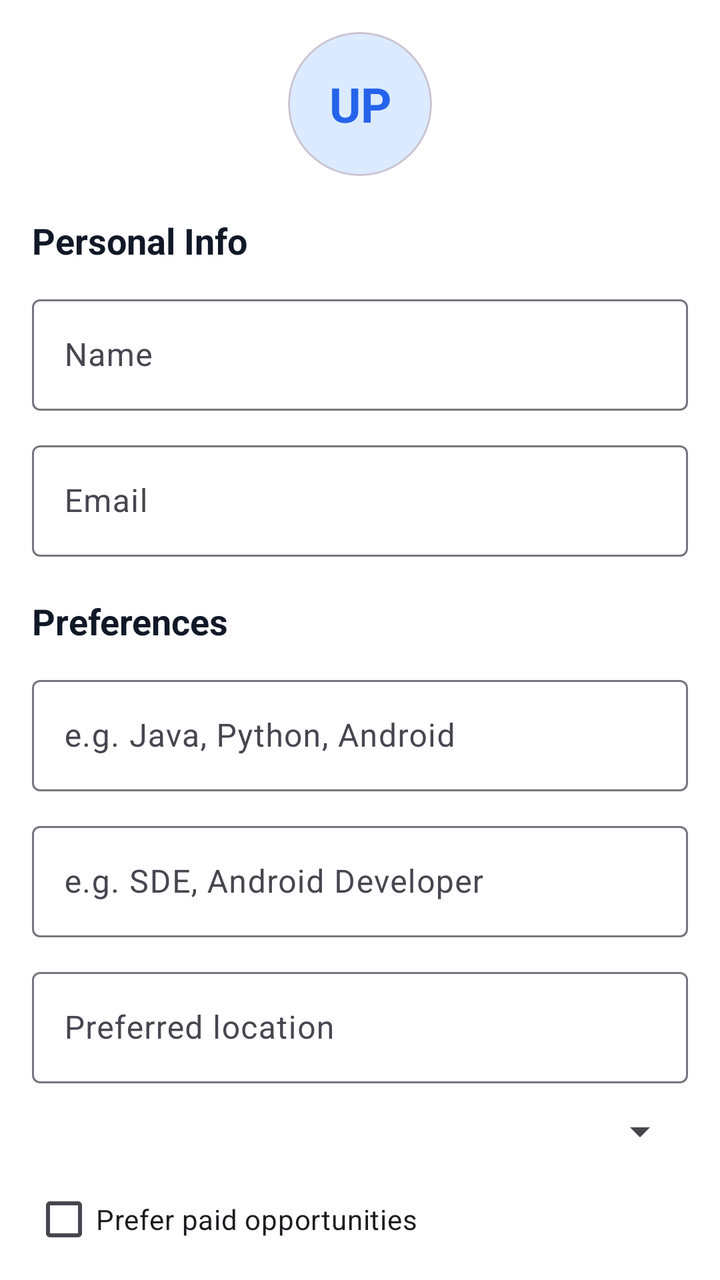
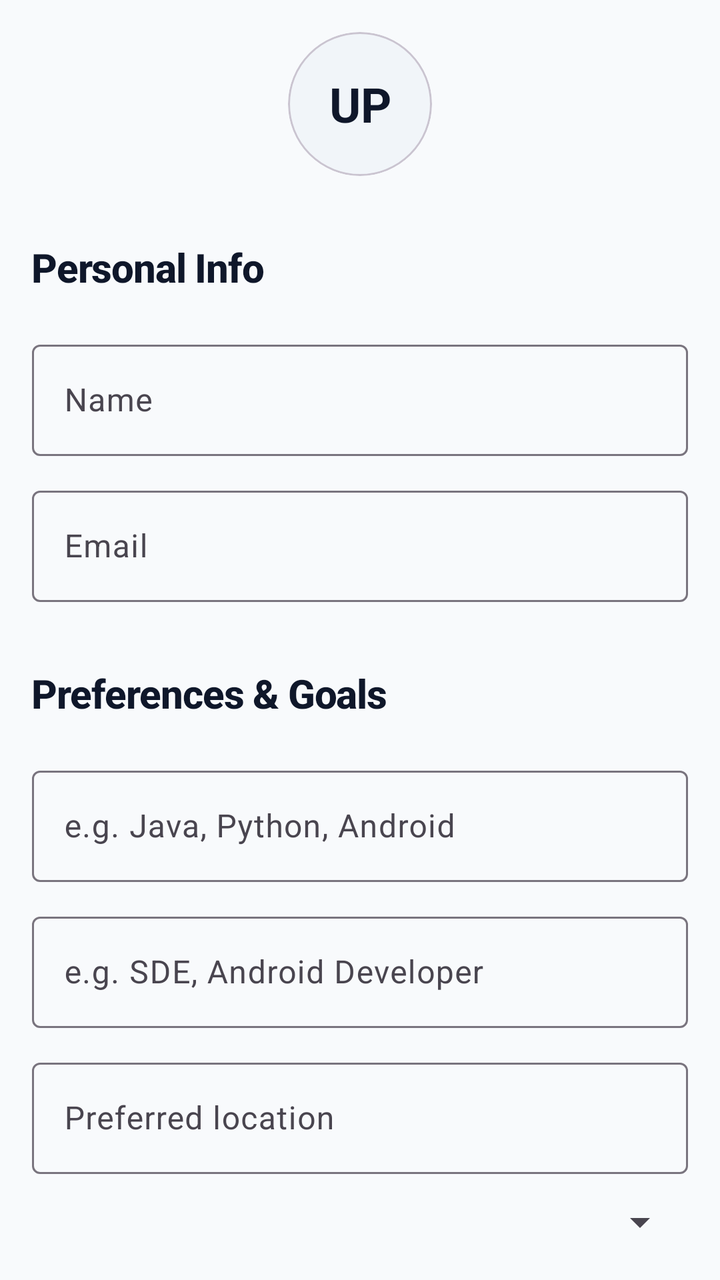

Compare the two renders of this Android layout. The source of the first and the diff that turns it into the second are given below.
<!-- AndroidManifest.xml: application theme Theme.MyApplication -->
<!-- res/layout/fragment_profile.xml -->
<?xml version="1.0" encoding="utf-8"?>
<androidx.core.widget.NestedScrollView xmlns:android="http://schemas.android.com/apk/res/android"
    xmlns:app="http://schemas.android.com/apk/res-auto"
    android:layout_width="match_parent"
    android:layout_height="match_parent"
    android:background="@color/background"
    android:clipToPadding="false">

    <LinearLayout
        android:layout_width="match_parent"
        android:layout_height="wrap_content"
        android:orientation="vertical"
        android:padding="16dp">

        <com.google.android.material.card.MaterialCardView
            android:layout_width="72dp"
            android:layout_height="72dp"
            android:layout_gravity="center_horizontal"
            app:cardBackgroundColor="@color/primary_container"
            app:cardCornerRadius="36dp"
            app:cardElevation="0dp">

            <TextView
                android:layout_width="match_parent"
                android:layout_height="match_parent"
                android:gravity="center"
                android:text="UP"
                android:textColor="@color/primary"
                android:textSize="24sp"
                android:textStyle="bold" />

        </com.google.android.material.card.MaterialCardView>

        <TextView
            android:layout_width="wrap_content"
            android:layout_height="wrap_content"
            android:layout_marginTop="20dp"
            android:text="Personal Info"
            android:textColor="@color/on_background"
            android:textSize="18sp"
            android:textStyle="bold" />

        <com.google.android.material.textfield.TextInputLayout
            style="@style/Widget.Material3.TextInputLayout.OutlinedBox"
            android:layout_width="match_parent"
            android:layout_height="wrap_content"
            android:layout_marginTop="12dp"
            android:hint="Name">

            <com.google.android.material.textfield.TextInputEditText
                android:id="@+id/etName"
                android:layout_width="match_parent"
                android:layout_height="wrap_content"
                android:inputType="textPersonName" />

        </com.google.android.material.textfield.TextInputLayout>

        <com.google.android.material.textfield.TextInputLayout
            style="@style/Widget.Material3.TextInputLayout.OutlinedBox"
            android:layout_width="match_parent"
            android:layout_height="wrap_content"
            android:layout_marginTop="12dp"
            android:hint="Email">

            <com.google.android.material.textfield.TextInputEditText
                android:id="@+id/etEmail"
                android:layout_width="match_parent"
                android:layout_height="wrap_content"
                android:inputType="textEmailAddress" />

        </com.google.android.material.textfield.TextInputLayout>

        <TextView
            android:layout_width="wrap_content"
            android:layout_height="wrap_content"
            android:layout_marginTop="20dp"
            android:text="Preferences"
            android:textColor="@color/on_background"
            android:textSize="18sp"
            android:textStyle="bold" />

        <com.google.android.material.textfield.TextInputLayout
            style="@style/Widget.Material3.TextInputLayout.OutlinedBox"
            android:layout_width="match_parent"
            android:layout_height="wrap_content"
            android:layout_marginTop="12dp"
            android:hint="e.g. Java, Python, Android">

            <com.google.android.material.textfield.TextInputEditText
                android:id="@+id/etSkills"
                android:layout_width="match_parent"
                android:layout_height="wrap_content"
                android:inputType="text" />

        </com.google.android.material.textfield.TextInputLayout>

        <com.google.android.material.textfield.TextInputLayout
            style="@style/Widget.Material3.TextInputLayout.OutlinedBox"
            android:layout_width="match_parent"
            android:layout_height="wrap_content"
            android:layout_marginTop="12dp"
            android:hint="e.g. SDE, Android Developer">

            <com.google.android.material.textfield.TextInputEditText
                android:id="@+id/etPreferredRoles"
                android:layout_width="match_parent"
                android:layout_height="wrap_content"
                android:inputType="text" />

        </com.google.android.material.textfield.TextInputLayout>

        <com.google.android.material.textfield.TextInputLayout
            style="@style/Widget.Material3.TextInputLayout.OutlinedBox"
            android:layout_width="match_parent"
            android:layout_height="wrap_content"
            android:layout_marginTop="12dp"
            android:hint="Preferred location">

            <com.google.android.material.textfield.TextInputEditText
                android:id="@+id/etPreferredLocation"
                android:layout_width="match_parent"
                android:layout_height="wrap_content"
                android:inputType="text" />

        </com.google.android.material.textfield.TextInputLayout>

        <Spinner
            android:id="@+id/spinnerJobType"
            android:layout_width="match_parent"
            android:layout_height="wrap_content"
            android:layout_marginTop="12dp" />

        <CheckBox
            android:id="@+id/cbPaidPreference"
            android:layout_width="wrap_content"
            android:layout_height="wrap_content"
            android:layout_marginTop="8dp"
            android:text="Prefer paid opportunities" />

        <TextView
            android:layout_width="wrap_content"
            android:layout_height="wrap_content"
            android:layout_marginTop="20dp"
            android:text="Resume"
            android:textColor="@color/on_background"
            android:textSize="18sp"
            android:textStyle="bold" />

        <com.google.android.material.button.MaterialButton
            android:id="@+id/btnUploadResume"
            style="@style/Widget.Material3.Button.TonalButton"
            android:layout_width="match_parent"
            android:layout_height="wrap_content"
            android:layout_marginTop="12dp"
            android:text="Upload Resume" />

        <TextView
            android:id="@+id/tvResumeFileName"
            android:layout_width="match_parent"
            android:layout_height="wrap_content"
            android:layout_marginTop="8dp"
            android:text=""
            android:textColor="@color/on_surface" />

        <TextView
            android:id="@+id/tvResumeSkills"
            android:layout_width="match_parent"
            android:layout_height="wrap_content"
            android:layout_marginTop="8dp"
            android:hint="Extracted skills will appear here"
            android:textColor="@color/on_surface" />

        <com.google.android.material.button.MaterialButton
            android:id="@+id/btnSaveProfile"
            style="@style/Widget.App.Button"
            android:layout_width="match_parent"
            android:layout_height="wrap_content"
            android:layout_marginTop="20dp"
            android:text="Save Profile" />

    </LinearLayout>

</androidx.core.widget.NestedScrollView>
<!-- resources referenced by this layout -->
<resources>
  <color name="background">#FFFFFF</color>
  <color name="on_background">#111827</color>
  <color name="on_surface">#374151</color>
  <color name="primary">#2563EB</color>
  <color name="primary_container">#DBEAFE</color>
  <style name="Widget.App.Button" parent="Widget.Material3.Button">
          <item name="cornerRadius">12dp</item>
          <item name="android:textAllCaps">false</item>
          <item name="android:paddingTop">14dp</item>
          <item name="android:paddingBottom">14dp</item>
      </style>
  <style name="Theme.MyApplication" parent="Base.Theme.MyApplication" />
  <style name="Base.Theme.MyApplication" parent="Theme.Material3.Light.NoActionBar">
          
          <item name="colorPrimary">@color/primary</item>
          <item name="colorPrimaryVariant">@color/primary_dark</item>
          <item name="colorOnPrimary">@color/on_primary</item>
          <item name="colorPrimaryContainer">@color/primary_container</item>
          
          
          <item name="colorSecondary">@color/secondary</item>
          <item name="colorSecondaryVariant">@color/secondary_dark</item>
          <item name="colorOnSecondary">@color/on_secondary</item>
          <item name="colorSecondaryContainer">@color/secondary_container</item>
          
          
          <item name="colorTertiary">@color/tertiary</item>
          <item name="colorTertiaryContainer">@color/tertiary_container</item>
          
          
          <item name="android:colorBackground">@color/background</item>
          <item name="colorSurface">@color/surface</item>
          <item name="colorSurfaceVariant">@color/surface_variant</item>
          <item name="colorOnBackground">@color/on_background</item>
          <item name="colorOnSurface">@color/on_surface</item>
          
          
          <item name="colorError">@color/error</item>
          
          
          <item name="android:statusBarColor">@color/background</item>
          <item name="android:windowLightStatusBar">true</item>
          
          
          <item name="android:navigationBarColor">@color/background</item>
          <item name="android:windowLightNavigationBar">true</item>
          
          
          <item name="shapeAppearanceSmallComponent">@style/ShapeAppearance.App.SmallComponent</item>
          <item name="shapeAppearanceMediumComponent">@style/ShapeAppearance.App.MediumComponent</item>
          <item name="shapeAppearanceLargeComponent">@style/ShapeAppearance.App.LargeComponent</item>
      </style>
  <color name="primary_dark">#1E40AF</color>
  <color name="on_primary">#FFFFFF</color>
  <color name="secondary">#7C3AED</color>
  <color name="secondary_dark">#6D28D9</color>
  <color name="on_secondary">#FFFFFF</color>
  <color name="secondary_container">#EDE9FE</color>
  <color name="tertiary">#059669</color>
  <color name="tertiary_container">#D1FAE5</color>
  <color name="surface">#F9FAFB</color>
  <color name="surface_variant">#F3F4F6</color>
  <color name="error">#EF4444</color>
  <style name="ShapeAppearance.App.SmallComponent" parent="ShapeAppearance.Material3.SmallComponent">
          <item name="cornerFamily">rounded</item>
          <item name="cornerSize">8dp</item>
      </style>
  <style name="ShapeAppearance.App.MediumComponent" parent="ShapeAppearance.Material3.MediumComponent">
          <item name="cornerFamily">rounded</item>
          <item name="cornerSize">12dp</item>
      </style>
  <style name="ShapeAppearance.App.LargeComponent" parent="ShapeAppearance.Material3.LargeComponent">
          <item name="cornerFamily">rounded</item>
          <item name="cornerSize">16dp</item>
      </style>
</resources>

<!-- the commit's change to res/layout/fragment_profile.xml (unified diff, before → after) -->
@@ -34,10 +34,13 @@
         <TextView
             android:layout_width="wrap_content"
             android:layout_height="wrap_content"
-            android:layout_marginTop="20dp"
+            android:layout_marginTop="32dp"
+            android:layout_marginBottom="8dp"
+            android:fontFamily="sans-serif-medium"
+            android:letterSpacing="-0.02"
             android:text="Personal Info"
             android:textColor="@color/on_background"
-            android:textSize="18sp"
+            android:textSize="20sp"
             android:textStyle="bold" />
 
         <com.google.android.material.textfield.TextInputLayout
@@ -73,10 +76,13 @@
         <TextView
             android:layout_width="wrap_content"
             android:layout_height="wrap_content"
-            android:layout_marginTop="20dp"
-            android:text="Preferences"
+            android:layout_marginTop="32dp"
+            android:layout_marginBottom="8dp"
+            android:fontFamily="sans-serif-medium"
+            android:letterSpacing="-0.02"
+            android:text="Preferences &amp; Goals"
             android:textColor="@color/on_background"
-            android:textSize="18sp"
+            android:textSize="20sp"
             android:textStyle="bold" />
 
         <com.google.android.material.textfield.TextInputLayout
@@ -140,19 +146,27 @@
         <TextView
             android:layout_width="wrap_content"
             android:layout_height="wrap_content"
-            android:layout_marginTop="20dp"
-            android:text="Resume"
+            android:layout_marginTop="32dp"
+            android:layout_marginBottom="8dp"
+            android:fontFamily="sans-serif-medium"
+            android:letterSpacing="-0.02"
+            android:text="AI Resume Parsing"
             android:textColor="@color/on_background"
-            android:textSize="18sp"
+            android:textSize="20sp"
             android:textStyle="bold" />
 
         <com.google.android.material.button.MaterialButton
             android:id="@+id/btnUploadResume"
-            style="@style/Widget.Material3.Button.TonalButton"
-            android:layout_width="match_parent"
-            android:layout_height="wrap_content"
-            android:layout_marginTop="12dp"
-            android:text="Upload Resume" />
+            style="@style/Widget.MaterialComponents.Button.OutlinedButton"
+            android:layout_width="match_parent"
+            android:layout_height="56dp"
+            android:layout_marginTop="8dp"
+            android:text="Upload PDF Resume"
+            android:textSize="15sp"
+            app:cornerRadius="12dp"
+            app:icon="@android:drawable/ic_menu_upload"
+            app:iconGravity="textStart"
+            app:strokeColor="@color/secondary" />
 
         <TextView
             android:id="@+id/tvResumeFileName"
@@ -172,11 +186,15 @@
 
         <com.google.android.material.button.MaterialButton
             android:id="@+id/btnSaveProfile"
-            style="@style/Widget.App.Button"
-            android:layout_width="match_parent"
-            android:layout_height="wrap_content"
-            android:layout_marginTop="20dp"
-            android:text="Save Profile" />
+            style="@style/Widget.MaterialComponents.Button"
+            android:layout_width="match_parent"
+            android:layout_height="56dp"
+            android:layout_marginTop="36dp"
+            android:layout_marginBottom="32dp"
+            android:text="Save Profile"
+            android:textSize="16sp"
+            android:fontFamily="sans-serif-medium"
+            app:cornerRadius="14dp" />
 
     </LinearLayout>
 
<!-- resource entries referenced after the edit -->
@@ -1,16 +1,10 @@
 <!-- resources referenced by this layout -->
 <resources>
-  <color name="background">#FFFFFF</color>
-  <color name="on_background">#111827</color>
-  <color name="on_surface">#374151</color>
-  <color name="primary">#2563EB</color>
-  <color name="primary_container">#DBEAFE</color>
-  <style name="Widget.App.Button" parent="Widget.Material3.Button">
-          <item name="cornerRadius">12dp</item>
-          <item name="android:textAllCaps">false</item>
-          <item name="android:paddingTop">14dp</item>
-          <item name="android:paddingBottom">14dp</item>
-      </style>
+  <color name="background">#F8FAFC</color>
+  <color name="on_background">#0F172A</color>
+  <color name="on_surface">#334155</color>
+  <color name="primary">#0F172A</color>
+  <color name="primary_container">#F1F5F9</color>
   <style name="Theme.MyApplication" parent="Base.Theme.MyApplication" />
   <style name="Base.Theme.MyApplication" parent="Theme.Material3.Light.NoActionBar">
           
@@ -52,16 +46,16 @@
           <item name="shapeAppearanceMediumComponent">@style/ShapeAppearance.App.MediumComponent</item>
           <item name="shapeAppearanceLargeComponent">@style/ShapeAppearance.App.LargeComponent</item>
       </style>
-  <color name="primary_dark">#1E40AF</color>
+  <color name="primary_dark">#020617</color>
   <color name="on_primary">#FFFFFF</color>
-  <color name="secondary">#7C3AED</color>
-  <color name="secondary_dark">#6D28D9</color>
+  <color name="secondary">#3B82F6</color>
+  <color name="secondary_dark">#2563EB</color>
   <color name="on_secondary">#FFFFFF</color>
-  <color name="secondary_container">#EDE9FE</color>
-  <color name="tertiary">#059669</color>
-  <color name="tertiary_container">#D1FAE5</color>
-  <color name="surface">#F9FAFB</color>
-  <color name="surface_variant">#F3F4F6</color>
+  <color name="secondary_container">#EFF6FF</color>
+  <color name="tertiary">#6366F1</color>
+  <color name="tertiary_container">#EEF2FF</color>
+  <color name="surface">#FFFFFF</color>
+  <color name="surface_variant">#F1F5F9</color>
   <color name="error">#EF4444</color>
   <style name="ShapeAppearance.App.SmallComponent" parent="ShapeAppearance.Material3.SmallComponent">
           <item name="cornerFamily">rounded</item>
